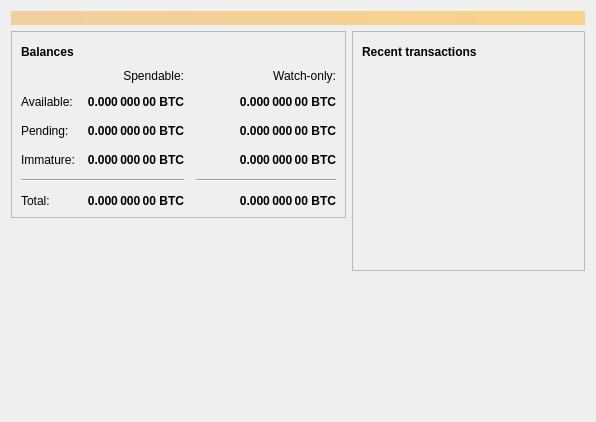
FeatherCoin/Feathercoin, file src/qt/forms/overviewpage.ui: the form before one commit.
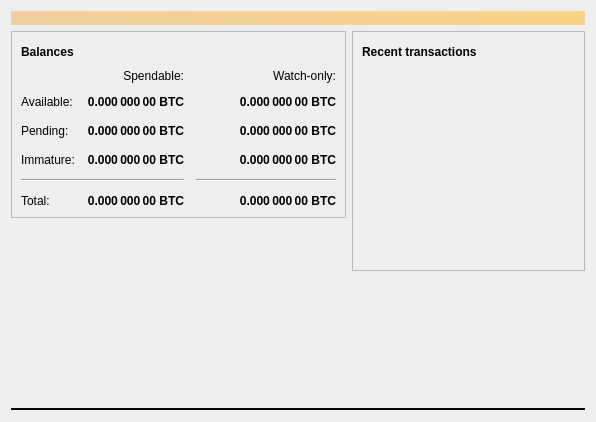
The form after the commit. Icons and pictures are not drawn.

Commit message: Wallet Overveiw page with status bar devider

Patch:
```diff
--- a/src/qt/forms/overviewpage.ui
+++ b/src/qt/forms/overviewpage.ui
@@ -13,6 +13,13 @@
   <property name="windowTitle">
    <string>Form</string>
   </property>
+  <property name="windowIcon">
+   <iconset resource="../../../../../Feathercoin/src/qt/feathercoin.qrc">
+    <normaloff>:/icons/bitcoin</normaloff>:/icons/bitcoin</iconset>
+  </property>
+  <property name="autoFillBackground">
+   <bool>true</bool>
+  </property>
   <layout class="QVBoxLayout" name="topLayout">
    <item>
     <widget class="QLabel" name="labelAlerts">
@@ -541,6 +548,19 @@
      </item>
     </layout>
    </item>
+   <item>
+    <widget class="Line" name="line_2">
+     <property name="frameShadow">
+      <enum>QFrame::Plain</enum>
+     </property>
+     <property name="lineWidth">
+      <number>2</number>
+     </property>
+     <property name="orientation">
+      <enum>Qt::Horizontal</enum>
+     </property>
+    </widget>
+   </item>
   </layout>
  </widget>
  <resources>
```
Left out of the diff: 4 changed lines with no effect on the pictures.
